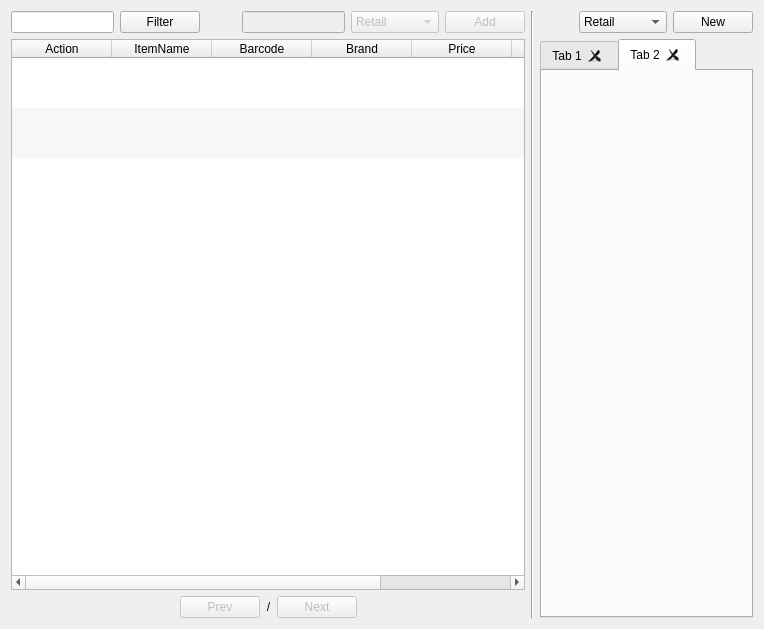
Old version of the form app/views/templates/generated/ManageSales.ui in the repository rondalefloyd/mts-pos.
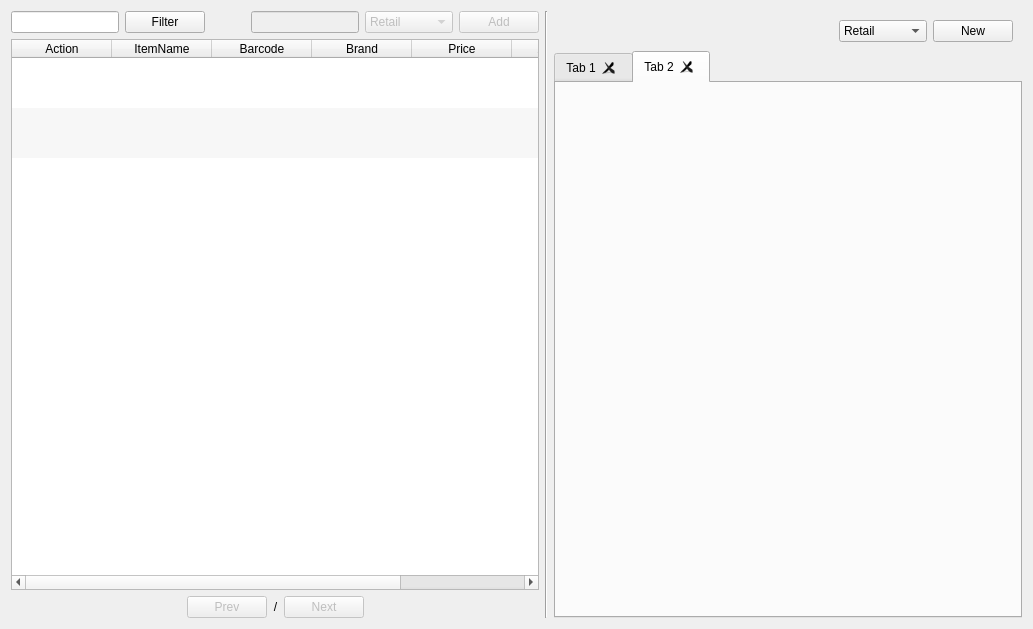
New version of the form. The open tabs and pages were chosen to show the change.

The edit to the form file:
```diff
--- a/app/views/templates/generated/ManageSales.ui
+++ b/app/views/templates/generated/ManageSales.ui
@@ -6,7 +6,7 @@
    <rect>
     <x>0</x>
     <y>0</y>
-    <width>764</width>
+    <width>1033</width>
     <height>629</height>
    </rect>
   </property>
@@ -267,6 +267,9 @@
       </size>
      </property>
      <layout class="QVBoxLayout" name="verticalLayout_2">
+      <property name="spacing">
+       <number>0</number>
+      </property>
       <property name="leftMargin">
        <number>0</number>
       </property>
@@ -280,7 +283,8 @@
        <number>0</number>
       </property>
       <item>
-       <layout class="QHBoxLayout" name="horizontalLayout_3">
+       <widget class="QWidget" name="widget" native="true">
+        <layout class="QHBoxLayout" name="horizontalLayout_7">
         <item>
          <widget class="QLabel" name="labelOrderName">
           <property name="text">
@@ -328,6 +332,7 @@
          </widget>
         </item>
        </layout>
+       </widget>
       </item>
       <item>
        <widget class="QTabWidget" name="tabWidgetOrder">
```
Left out of the diff: 3 changed lines with no effect on the pictures. Lines whose indentation alone changed are shown as unchanged.
